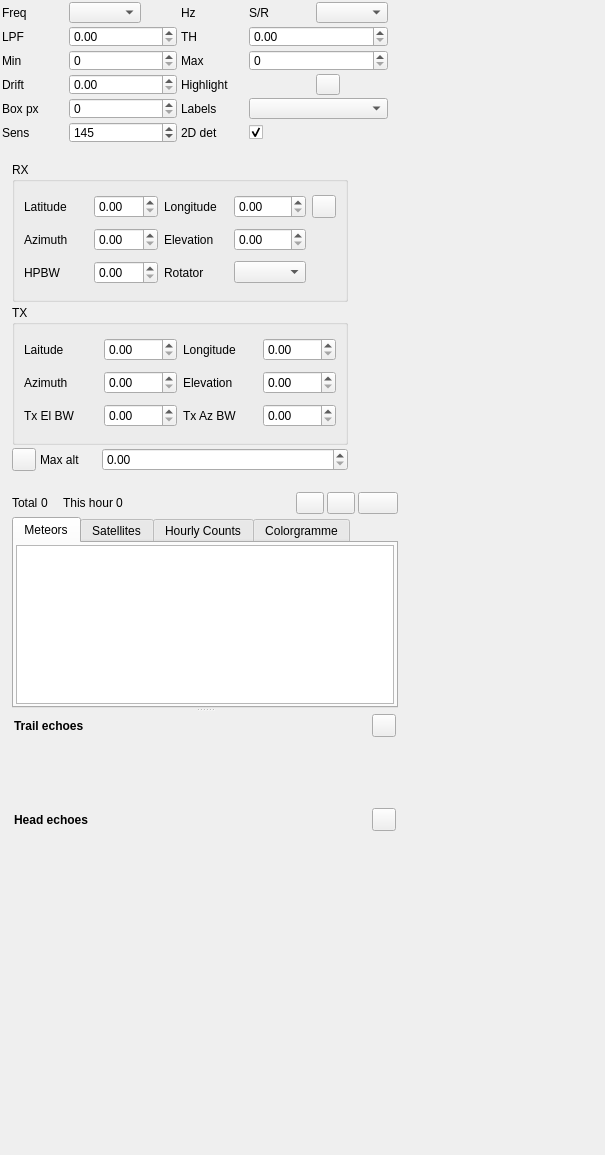
This is plugins/channelrx/meteor/meteorgui.ui in srcejon/sdrangel as Qt 5 draws it before an edit. The edited form follows.
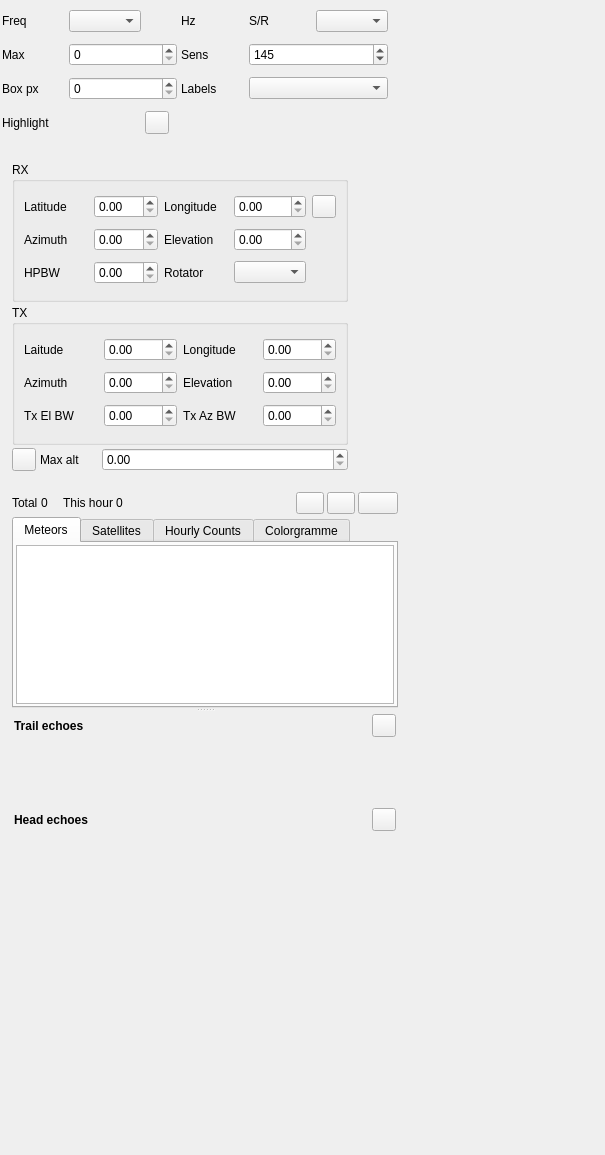
This is the edited form. Icons and pictures are not drawn. Custom widgets are drawn as their Qt base class.

The edit to the form file:
```diff
--- a/plugins/channelrx/meteor/meteorgui.ui
+++ b/plugins/channelrx/meteor/meteorgui.ui
@@ -127,98 +127,23 @@
      <widget class="QComboBox" name="sampleRate"/>
     </item>
     <item row="1" column="0">
-     <widget class="QLabel" name="powerLPFCutoffLabel">
-      <property name="text">
-       <string>LPF</string>
-      </property>
-     </widget>
-    </item>
-    <item row="1" column="1" colspan="2">
-     <widget class="QDoubleSpinBox" name="powerLPFCutoff"/>
-    </item>
-    <item row="1" column="3">
-     <widget class="QLabel" name="detectionThresholdLabel">
-      <property name="text">
-       <string>TH</string>
-      </property>
-     </widget>
-    </item>
-    <item row="1" column="4" colspan="2">
-     <widget class="QDoubleSpinBox" name="detectionThreshold"/>
-    </item>
-    <item row="2" column="0">
-     <widget class="QLabel" name="minDurationLabel">
-      <property name="text">
-       <string>Min</string>
-      </property>
-     </widget>
-    </item>
-    <item row="2" column="1" colspan="2">
-     <widget class="QSpinBox" name="minDuration"/>
-    </item>
-    <item row="2" column="3">
      <widget class="QLabel" name="maxDurationLabel">
       <property name="text">
        <string>Max</string>
       </property>
      </widget>
     </item>
-    <item row="2" column="4" colspan="2">
+    <item row="1" column="1" colspan="2">
      <widget class="QSpinBox" name="maxDuration"/>
     </item>
-    <item row="3" column="0">
-     <widget class="QLabel" name="maxFrequencyDriftLabel">
-      <property name="text">
-       <string>Drift</string>
-      </property>
-     </widget>
-    </item>
-    <item row="3" column="1" colspan="2">
-     <widget class="QDoubleSpinBox" name="maxFrequencyDrift"/>
-    </item>
-    <item row="3" column="3" colspan="2">
-     <widget class="QLabel" name="highlightDetectionsLabel">
-      <property name="text">
-       <string>Highlight</string>
-      </property>
-     </widget>
-    </item>
-    <item row="3" column="5">
-     <widget class="ButtonSwitch" name="highlightAllDetections">
-      <property name="icon">
-       <iconset resource="../../../sdrgui/resources/res.qrc">
-        <normaloff>:/dock.png</normaloff>:/dock.png</iconset>
-      </property>
-     </widget>
-    </item>
-    <item row="4" column="0">
-     <widget class="QLabel" name="detectionBoxPaddingLabel">
-      <property name="text">
-       <string>Box px</string>
-      </property>
-     </widget>
-    </item>
-    <item row="4" column="1" colspan="2">
-     <widget class="QSpinBox" name="detectionBoxPadding"/>
-    </item>
-    <item row="4" column="3">
-     <widget class="QLabel" name="detectionLabelsLabel">
-      <property name="text">
-       <string>Labels</string>
-      </property>
-     </widget>
-    </item>
-    <item row="4" column="4" colspan="2">
-     <widget class="QComboBox" name="detectionLabels"/>
-    </item>
-    <item row="5" column="0">
+    <item row="1" column="3">
      <widget class="QLabel" name="blobSensitivityLabel">
       <property name="text">
        <string>Sens</string>
       </property>
      </widget>
     </item>
-    <item row="5" column="1" colspan="2">
+    <item row="1" column="4" colspan="2">
      <widget class="QSpinBox" name="blobSensitivity">
       <property name="toolTip">
        <string>2D detector sensitivity: minimum integrated power (dB above noise) to accept a meteor. Lower = more sensitive.</string>
@@ -237,23 +162,38 @@
       </property>
      </widget>
     </item>
-    <item row="5" column="3">
-     <widget class="QLabel" name="enableBlobDetectorLabel">
+    <item row="2" column="0">
+     <widget class="QLabel" name="detectionBoxPaddingLabel">
       <property name="text">
-       <string>2D det</string>
+       <string>Box px</string>
       </property>
      </widget>
     </item>
-    <item row="5" column="4" colspan="2">
-     <widget class="QCheckBox" name="enableBlobDetector">
-      <property name="toolTip">
-       <string>Use the 2D blob detector (recommended). Unchecked: legacy detector.</string>
+    <item row="2" column="1" colspan="2">
+     <widget class="QSpinBox" name="detectionBoxPadding"/>
+    </item>
+    <item row="2" column="3">
+     <widget class="QLabel" name="detectionLabelsLabel">
+      <property name="text">
+       <string>Labels</string>
       </property>
+     </widget>
+    </item>
+    <item row="2" column="4" colspan="2">
+     <widget class="QComboBox" name="detectionLabels"/>
+    </item>
+    <item row="3" column="0" colspan="2">
+     <widget class="QLabel" name="highlightDetectionsLabel">
       <property name="text">
-       <string/>
+       <string>Highlight</string>
       </property>
-      <property name="checked">
-       <bool>true</bool>
+     </widget>
+    </item>
+    <item row="3" column="2">
+     <widget class="ButtonSwitch" name="highlightAllDetections">
+      <property name="icon">
+       <iconset resource="../../../sdrgui/resources/res.qrc">
+        <normaloff>:/dock.png</normaloff>:/dock.png</iconset>
       </property>
      </widget>
     </item>
```
Left out of the diff: 2 changed lines with no effect on the pictures.
